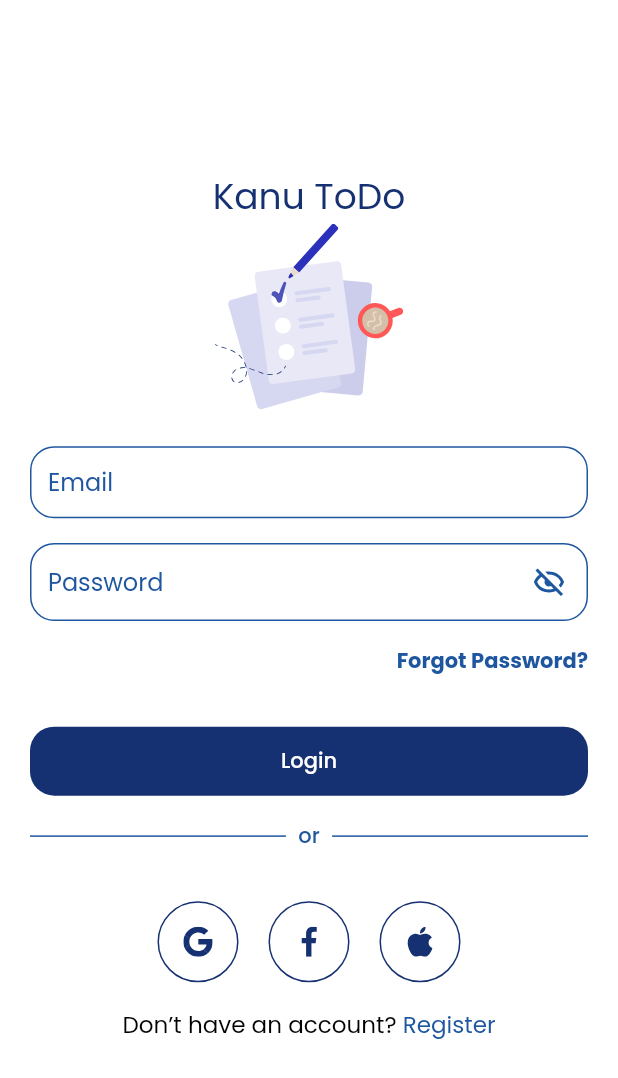
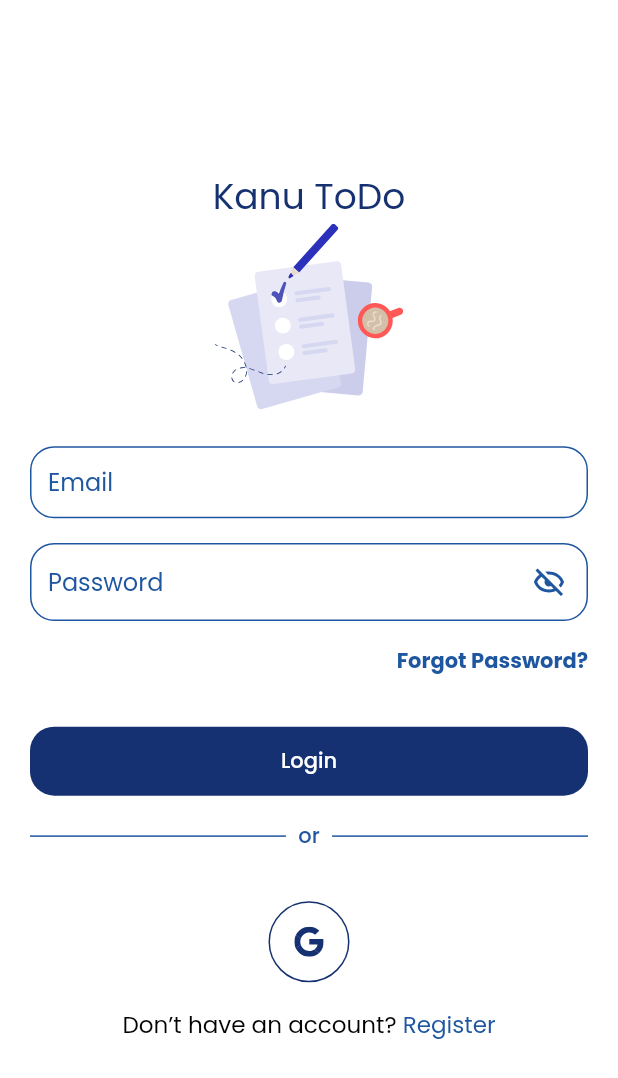
Before and after one commit to renankanu/app_todo, a Flutter app: the screen it shows after launch, on a phone screen of 412 x 824 dp. Shown: the top 1078 px of the screen. Run offline on Flutter 3.47's test engine with Material 2 defaults, Android fonts, the phone set to English and light mode, and no system bars; our stand-ins replace cloud_firestore, firebase_auth, firebase_core, flutter_svg, google_sign_in; accounts and stored records are empty.

Commit message:
Refactor - remove face and apple

```diff
--- a/lib/app/screens/login/login_screen.dart
+++ b/lib/app/screens/login/login_screen.dart
@@ -146,14 +146,14 @@ class _LoginScreenState extends State<LoginScreen> {
                               .signInWithGoogle();
                         },
                       ),
-                      SocalIcon(
-                        iconSrc: "assets/icons/facebook.svg",
-                        press: () {},
-                      ),
-                      SocalIcon(
-                        iconSrc: "assets/icons/apple.svg",
-                        press: () {},
-                      ),
+                      // SocalIcon(
+                      //   iconSrc: "assets/icons/facebook.svg",
+                      //   press: () {},
+                      // ),
+                      // SocalIcon(
+                      //   iconSrc: "assets/icons/apple.svg",
+                      //   press: () {},
+                      // ),
                     ],
                   ),
                   SizedBox(height: SizeConfig.screenHeight * 0.02),
```
